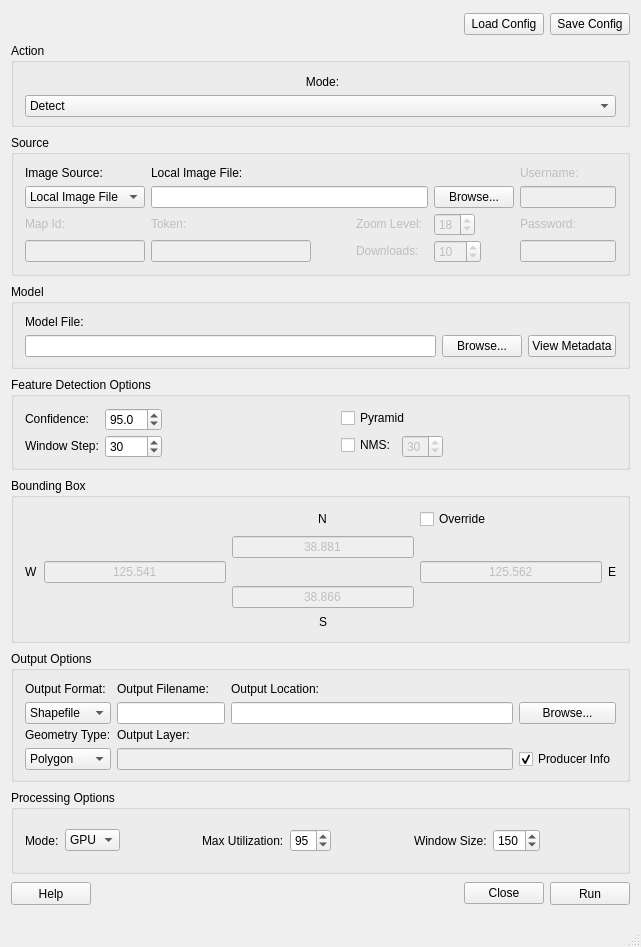
Before: the Qt Designer form gui/src/MainWindow.ui in DigitalGlobe/GGD-OpenSpaceNet, drawn with Qt 5.
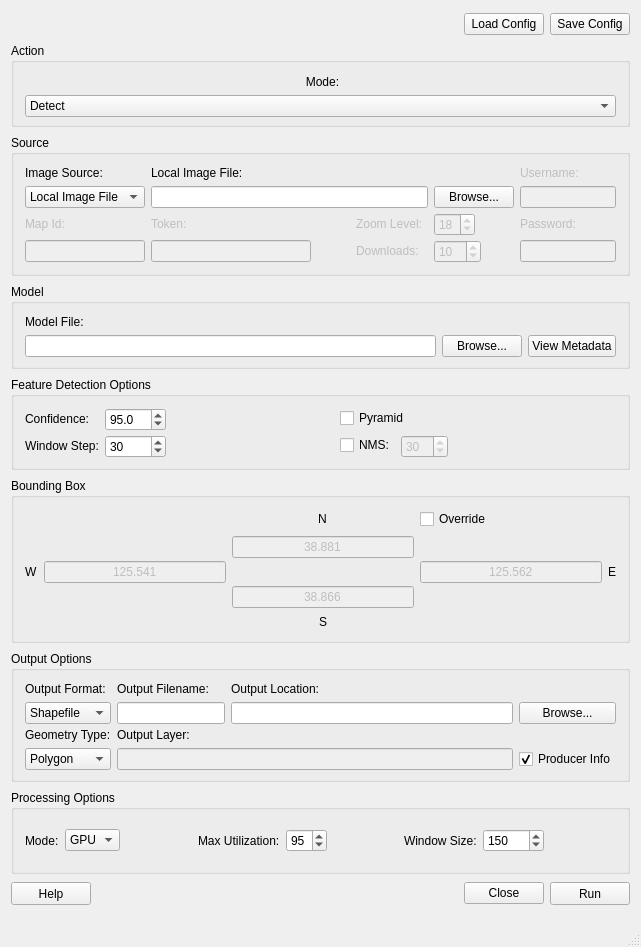
After: the same form once the commit is applied.

Commit message: Combo boxes will now dynamically adjust based on the text selected #152

```diff
--- a/gui/src/MainWindow.ui
+++ b/gui/src/MainWindow.ui
@@ -456,6 +456,9 @@
          <property name="minimum">
           <number>5</number>
          </property>
+         <property name="maximum">
+          <number>99</number>
+         </property>
          <property name="value">
           <number>95</number>
          </property>
@@ -467,7 +470,7 @@
           <string>The width of the model's window</string>
          </property>
          <property name="maximum">
-          <number>999</number>
+          <number>10000</number>
          </property>
          <property name="value">
           <number>150</number>
@@ -536,6 +539,9 @@
          <property name="toolTip">
           <string>The sliding window step size</string>
          </property>
+         <property name="maximum">
+          <number>10000</number>
+         </property>
          <property name="value">
           <number>30</number>
          </property>
@@ -592,6 +598,9 @@
          <property name="readOnly">
           <bool>false</bool>
          </property>
+         <property name="maximum">
+          <number>100</number>
+         </property>
          <property name="value">
           <number>30</number>
          </property>
```
Left out of the diff: 15 changed lines with no effect on the pictures.
